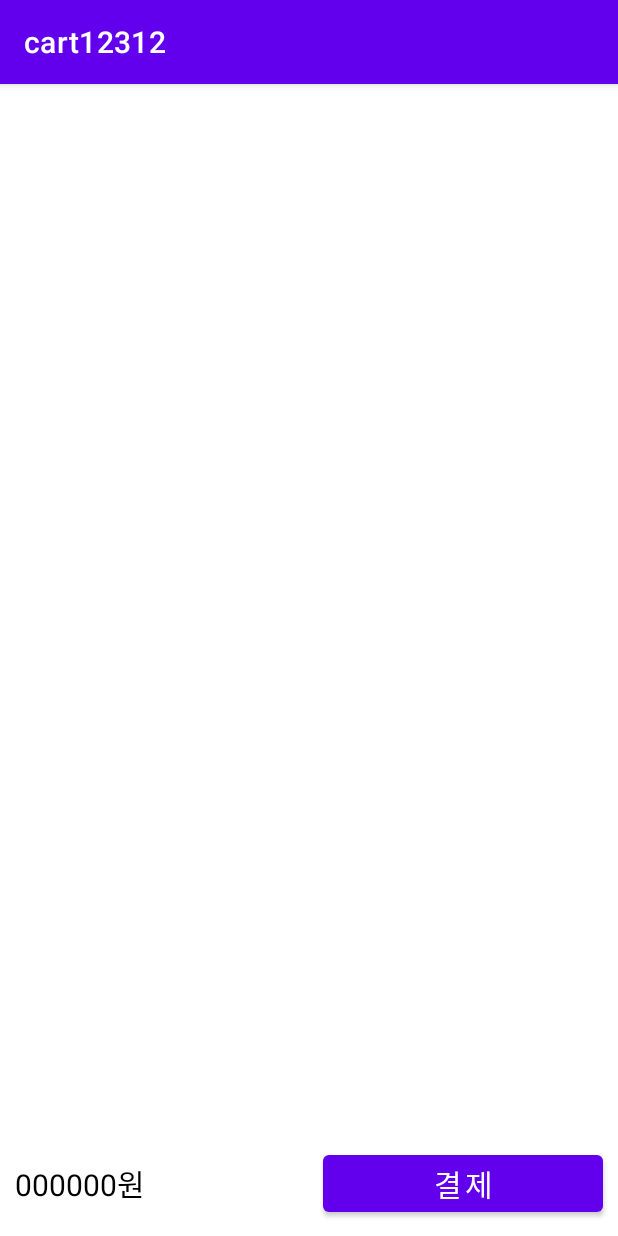
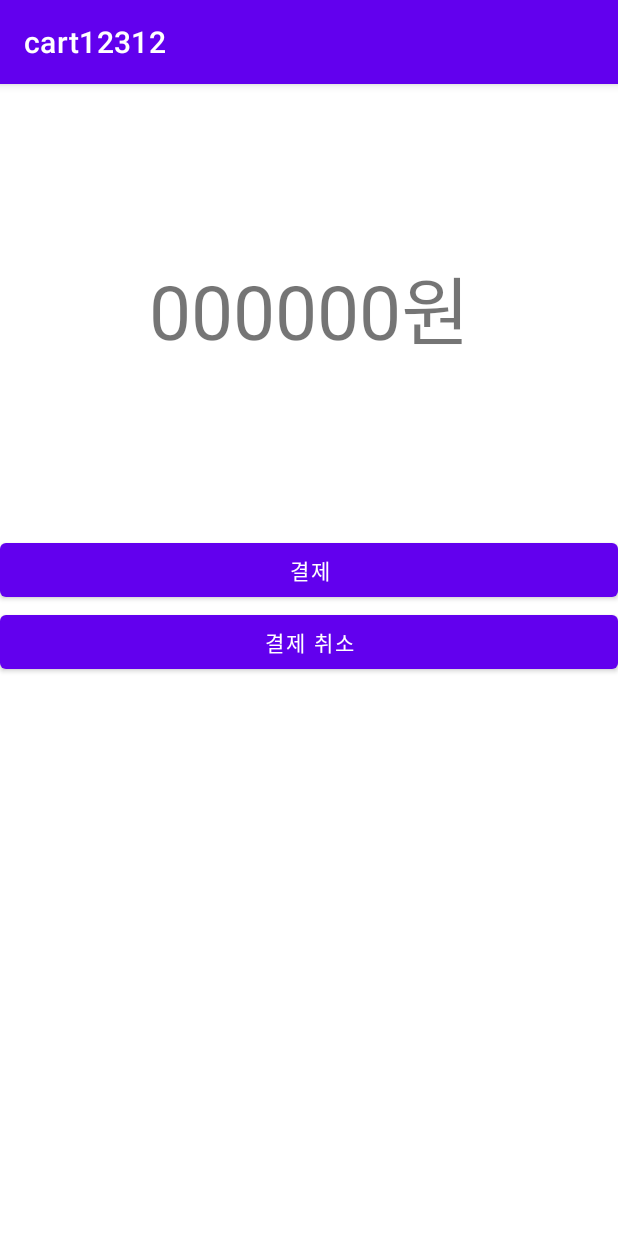
Before and after one commit to lyh0458/cart12312, an Android app: the RecylerView screen opened directly, with no data from a screen before it, after a tap on "결제", on a phone screen of 412 x 824 dp. Run offline under Robolectric (Android 15) with nearby library versions, the phone set to English and light mode, and no system bars; our stand-ins replace Firebase (no records; nobody signed in at launch, a user with empty details on screens opened directly).

Commit message:
결제창, 토탈값 결제창에 가져오기

```diff
--- a/app/src/main/AndroidManifest.xml
+++ b/app/src/main/AndroidManifest.xml
@@ -11,11 +11,10 @@
         android:icon="@mipmap/ic_launcher"
         android:label="@string/app_name"
         android:roundIcon="@mipmap/ic_launcher_round"
-
-
-    android:supportsRtl="true"
+        android:supportsRtl="true"
         android:theme="@style/Theme.Cart12312">
-        <activity android:name=".RecylerView"></activity>
+        <activity android:name=".PayActivity"></activity>
+        <activity android:name=".RecylerView" />
         <activity android:name=".MainActivity">
             <intent-filter>
                 <action android:name="android.intent.action.MAIN" />
--- a/app/src/main/java/com/example/cart12312/MainData.java
+++ b/app/src/main/java/com/example/cart12312/MainData.java
@@ -5,6 +5,7 @@ public class MainData {
   private String  profile; //String 을 쓴 이유는 파이어 베이스에서 URL 문자 열을 갖고오기 떄문
   private String  name;
   private int price;
+
 
 
   //겟터셋터를 이용해서 만듬듬
--- /dev/null
+++ b/app/src/main/java/com/example/cart12312/PayActivity.java
@@ -0,0 +1,62 @@
+package com.example.cart12312;
+
+import androidx.appcompat.app.AppCompatActivity;
+import androidx.recyclerview.widget.RecyclerView;
+
+import android.content.Intent;
+import android.os.Bundle;
+import android.util.Log;
+import android.view.MotionEvent;
+import android.view.View;
+import android.view.WindowManager;
+import android.view.WindowManager.LayoutParams;
+import android.widget.Button;
+import android.widget.TextView;
+
+public class PayActivity extends AppCompatActivity {
+
+    private RecyclerView recyclerView;
+    private Intent intent;
+    private String totalValue;
+    Button yes,no;
+    TextView payText;
+    TextView pc;
+
+    @Override
+    protected void onCreate(Bundle savedInstanceState) {
+        super.onCreate(savedInstanceState);
+        setContentView(R.layout.activity_pay);
+        recyclerView = findViewById(R.id.recyclerView);
+        yes = (Button)findViewById(R.id.yes);
+        no = (Button)findViewById(R.id.no);
+        pc = findViewById(R.id.pc);
+        //전달한 값 받기
+        intent = getIntent();
+        totalValue = intent.getStringExtra("total");
+        payText = (TextView)findViewById(R.id.payText);
+        payText.setText(totalValue);
+    }
+
+    //동작 버튼 클릭
+    public void mOk(View v) {
+        finish();
+    }
+
+    //취소 버튼 클릭
+    public void mCancle(View v) {
+        finish();
+    }
+
+    @Override
+    public boolean onTouchEvent(MotionEvent event){
+        //바깥레이어 클릭시 안닫히게
+        if(event.getAction() == MotionEvent.ACTION_OUTSIDE);{
+            return false;
+        }
+    }
+
+    @Override
+    public void onBackPressed() {
+        return;
+    }
+}
--- a/app/src/main/java/com/example/cart12312/RecylerView.java
+++ b/app/src/main/java/com/example/cart12312/RecylerView.java
@@ -1,17 +1,22 @@
 package com.example.cart12312;
 
 import androidx.annotation.NonNull;
+import androidx.appcompat.app.AlertDialog;
 import androidx.appcompat.app.AppCompatActivity;
 import androidx.recyclerview.widget.ItemTouchHelper;
 import androidx.recyclerview.widget.LinearLayoutManager;
 import androidx.recyclerview.widget.RecyclerView;
 
+import android.content.Context;
+import android.content.DialogInterface;
+import android.content.Intent;
 import android.os.Bundle;
 import android.util.Log;
 import android.view.View;
 import android.widget.Button;
 import android.widget.CursorAdapter;
 import android.widget.TextView;
+import android.widget.Toast;
 
 import com.google.firebase.database.DataSnapshot;
 import com.google.firebase.database.DatabaseError;
@@ -23,7 +28,6 @@ import java.util.ArrayList;
 
 public class RecylerView extends AppCompatActivity {
 
-
     //전역변수 설정
     private ArrayList<MainData> arrayList;
     private RecyclerView recyclerView;
@@ -31,16 +35,15 @@ public class RecylerView extends AppCompatActivity {
     private RecyclerView.LayoutManager layoutManager;
     private FirebaseDatabase database; //파이어 베이스 연결
     private DatabaseReference databaseReference;
+    private Context context;
 
     Button pay1;
     TextView pc;
-
 
     @Override
     protected void onCreate(Bundle savedInstanceState) {
         super.onCreate(savedInstanceState);
         setContentView(R.layout.recylerview);
-
 
         pay1 = findViewById(R.id.pay1);
         pc = findViewById(R.id.pc);
@@ -54,15 +57,6 @@ public class RecylerView extends AppCompatActivity {
 
         databaseReference = database.getReference("MainData"); //데이터 베이스 테이블 연결
 
-
-        pay1.setOnClickListener(new View.OnClickListener() {
-            @Override
-            public void onClick(View v) {
-
-
-            }
-        });
-
         //스와이프를 이용해 삭제하기
         ItemTouchHelper.SimpleCallback simpleCallback = new ItemTouchHelper.SimpleCallback(0, ItemTouchHelper.RIGHT | ItemTouchHelper.LEFT) {
             @Override
@@ -74,15 +68,10 @@ public class RecylerView extends AppCompatActivity {
             public void onSwiped(@NonNull RecyclerView.ViewHolder viewHolder, int direction) {
                 arrayList.remove(viewHolder.getLayoutPosition());
                 adapter.notifyItemRemoved(viewHolder.getLayoutPosition());
-
-
             }
         };
         ItemTouchHelper itemTouchHelper = new ItemTouchHelper(simpleCallback);
         itemTouchHelper.attachToRecyclerView(recyclerView);
-
-
-
 
         databaseReference.addListenerForSingleValueEvent(new ValueEventListener() {
             @Override
@@ -99,11 +88,8 @@ public class RecylerView extends AppCompatActivity {
                 for (int i = 0 ; i < arrayList.size(); i++) {
                     total +=  arrayList.get(i).getPrice();
                     pc.setText(String.valueOf(total) + "원");
-
                 }
-
                 adapter.notifyDataSetChanged(); // 리스트 저장 및 새로고침
-
             }
 
             @Override
@@ -112,8 +98,17 @@ public class RecylerView extends AppCompatActivity {
             }
         });
 
+
+        pay1.setOnClickListener(new View.OnClickListener() {
+            @Override
+            public void onClick(View v) {
+                Intent intent;
+                intent = new Intent(RecylerView.this, PayActivity.class);
+                intent.putExtra("total", pc.getText());
+                startActivity(intent);
+            }
+        });
         adapter = new MainAdapter(arrayList, this);
         recyclerView.setAdapter(adapter); //리사이클러뷰에 어댑터 연결
     }
-
 }
--- /dev/null
+++ b/app/src/main/res/layout/activity_pay.xml
@@ -0,0 +1,45 @@
+<?xml version="1.0" encoding="utf-8"?>
+<LinearLayout xmlns:android="http://schemas.android.com/apk/res/android"
+    android:layout_width="match_parent"
+    android:layout_height="wrap_content"
+    android:orientation="vertical">
+
+
+    <LinearLayout
+        android:layout_width="match_parent"
+        android:layout_height="wrap_content"
+        android:orientation="vertical">
+
+        <TextView
+            android:id="@+id/payText"
+            android:layout_width="match_parent"
+            android:layout_height="300dp"
+            android:textSize="50dp"
+            android:gravity="center"
+            android:text="결제금액" />
+
+        <LinearLayout
+            android:layout_width="match_parent"
+            android:layout_height="wrap_content"
+            android:orientation="vertical">
+
+            <Button
+                android:id="@+id/yes"
+                android:layout_width="match_parent"
+                android:layout_height="match_parent"
+                android:onClick="mOk"
+                android:text="결제" />
+
+            <Button
+                android:id="@+id/no"
+                android:layout_width="match_parent"
+                android:layout_height="match_parent"
+                android:onClick="mCancle"
+                android:text="결제 취소" />
+        </LinearLayout>
+
+
+    </LinearLayout>
+
+
+</LinearLayout>
```
